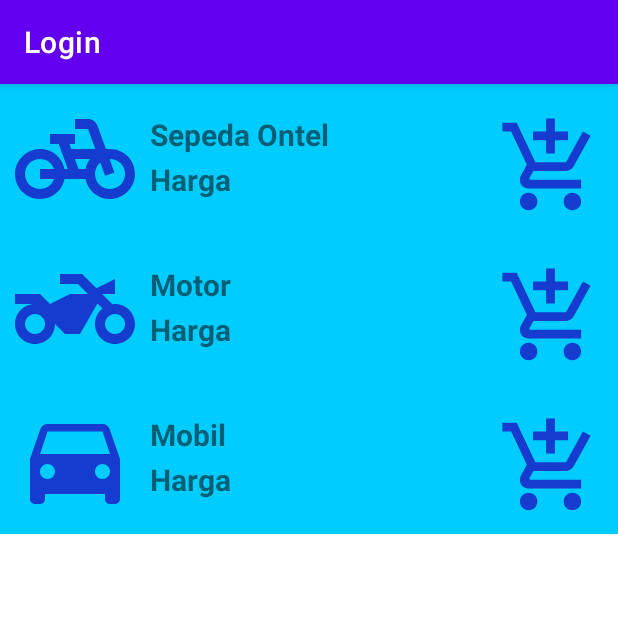
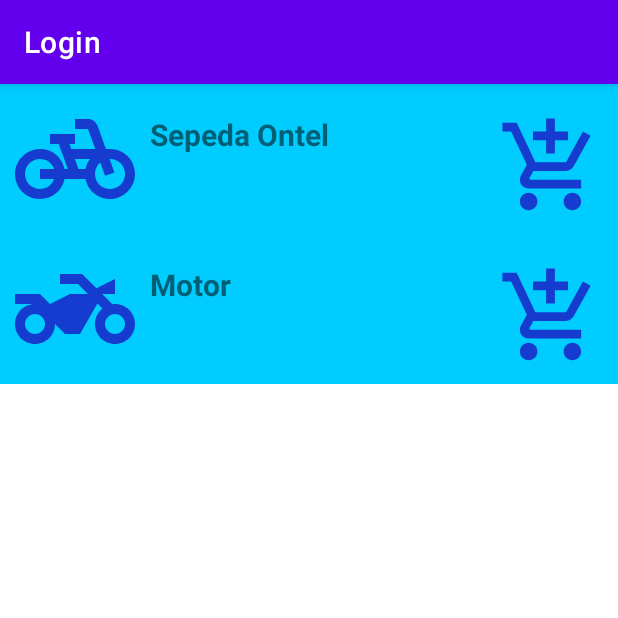
Before and after one commit to rifqihuda/Login, an Android app: the Barang screen opened directly, with no data from a screen before it, on a phone screen of 412 x 824 dp, the top half of it. Run offline under Robolectric (Android 15) with nearby library versions, the phone set to English and light mode, and no system bars; 1 statement that could not run was skipped.

Commit message:
CommitLogin

```diff
--- a/app/src/main/java/com/example/login/Barang.java
+++ b/app/src/main/java/com/example/login/Barang.java
@@ -42,9 +42,8 @@ public class Barang extends AppCompatActivity {
 //
 //        lvBarang.setAdapter(adp);
         data = new ArrayList<>();
-        data.add(new m_barang("Sepeda Ontel", "Rp5.000.000", R.drawable.ic_bike));
-        data.add(new m_barang("Motor", "Rp10.000.000", R.drawable.ic_motor));
-        data.add(new m_barang("Mobil", "Rp100.000.000", R.drawable.ic_mobil));
+        data.add(new m_barang("Sepeda Ontel", R.drawable.ic_bike));
+        data.add(new m_barang("Motor", R.drawable.ic_motor));
         adp = new Adapter_Barang(this, data);
         LinearLayoutManager llm = new LinearLayoutManager(getApplicationContext());
         llm.setOrientation(LinearLayoutManager.VERTICAL);
--- a/app/src/main/java/com/example/login/Model/m_barang.java
+++ b/app/src/main/java/com/example/login/Model/m_barang.java
@@ -3,18 +3,15 @@ package com.example.login.Model;
 public class m_barang {
     String id;
     String nama_barang;
-    String harga;
     int img;
 
-    public m_barang(String nama_barang, String harga, int img) {
-        this.harga = harga;
+    public m_barang(String nama_barang, int img) {
         this.nama_barang = nama_barang;
         this.img = img;
     }
 
-    public m_barang(String id, String nama_barang, String harga, int img) {
+    public m_barang(String id, String nama_barang, int img) {
         this.id = id;
-        this.harga = harga;
         this.nama_barang = nama_barang;
         this.img = img;
     }
@@ -30,21 +27,12 @@ public class m_barang {
     public String getNama_barang() {
         return nama_barang;
     }
-    public String getHarga() {
-        return harga;
-    }
-
     public void setNama_barang(String nama_barang) {
         this.nama_barang = nama_barang;
     }
-    public void setHarga(String harga) {
-        this.harga = harga;
-    }
-
     public int getImg() {
         return img;
     }
-
     public void setImg(int img) {
         this.img = img;
     }
--- a/app/src/main/res/layout/list_barang.xml
+++ b/app/src/main/res/layout/list_barang.xml
@@ -7,10 +7,13 @@
 
     <ImageView
         android:id="@+id/imgBrg"
-        android:src="@drawable/ic_bocil"
-        android:layout_margin="10dp"
         android:layout_width="80dp"
         android:layout_height="80dp"
+        android:layout_marginStart="10dp"
+        android:layout_marginTop="10dp"
+        android:layout_marginEnd="10dp"
+        android:layout_marginBottom="10dp"
+        android:src="@drawable/ic_bocil"
         tools:ignore="ContentDescription" />
 
     <TextView
@@ -36,16 +39,4 @@
         android:src="@drawable/ic_cart"
         tools:ignore="ContentDescription" />
 
-    <TextView
-        android:id="@+id/tvHarga"
-        android:text="Harga"
-        android:textSize="20sp"
-        android:textStyle="bold"
-        android:layout_toEndOf="@id/imgBrg"
-        android:layout_marginTop="50dp"
-        android:layout_width="wrap_content"
-        android:layout_height="wrap_content"
-        tools:ignore="HardcodedText" />
-
-
 </RelativeLayout>
--- a/app/src/main/res/values/strings.xml
+++ b/app/src/main/res/values/strings.xml
@@ -1,5 +1,5 @@
 <resources>
     <string name="app_name">Login</string>
     <string name="textLogin">LOGIN</string>
-    <string name="Loren">Lorem ipsum dolor sit amet, consectetur adipiscing elit, sed do eiusmod tempor incididunt ut labore et dolore magna aliqua. Ut enim ad minim veniam, quis nostrud exercitation ullamco laboris nisi ut aliquip ex ea commodo consequat. Duis aute irure dolor in reprehenderit in voluptate velit esse cillum dolore eu fugiat nulla pariatur. Excepteur sint occaecat cupidatat non proident, sunt in culpa qui officia deserunt mollit anim id est laborum.</string>
+    <string name="Lorem">Lorem ipsum dolor sit amet, consectetur adipiscing elit, sed do eiusmod tempor incididunt ut labore et dolore magna aliqua. Ut enim ad minim veniam, quis nostrud exercitation ullamco laboris nisi ut aliquip ex ea commodo consequat. Duis aute irure dolor in reprehenderit in voluptate velit esse cillum dolore eu fugiat nulla pariatur. Excepteur sint occaecat cupidatat non proident, sunt in culpa qui officia deserunt mollit anim id est laborum.</string>
 </resources>
```
